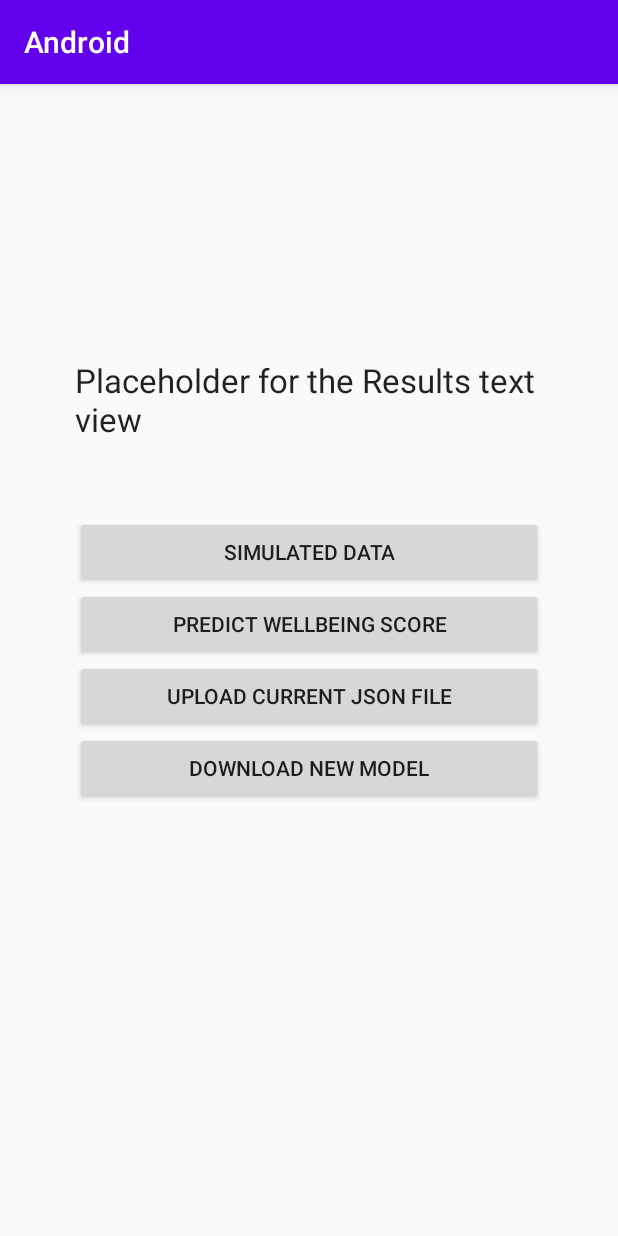
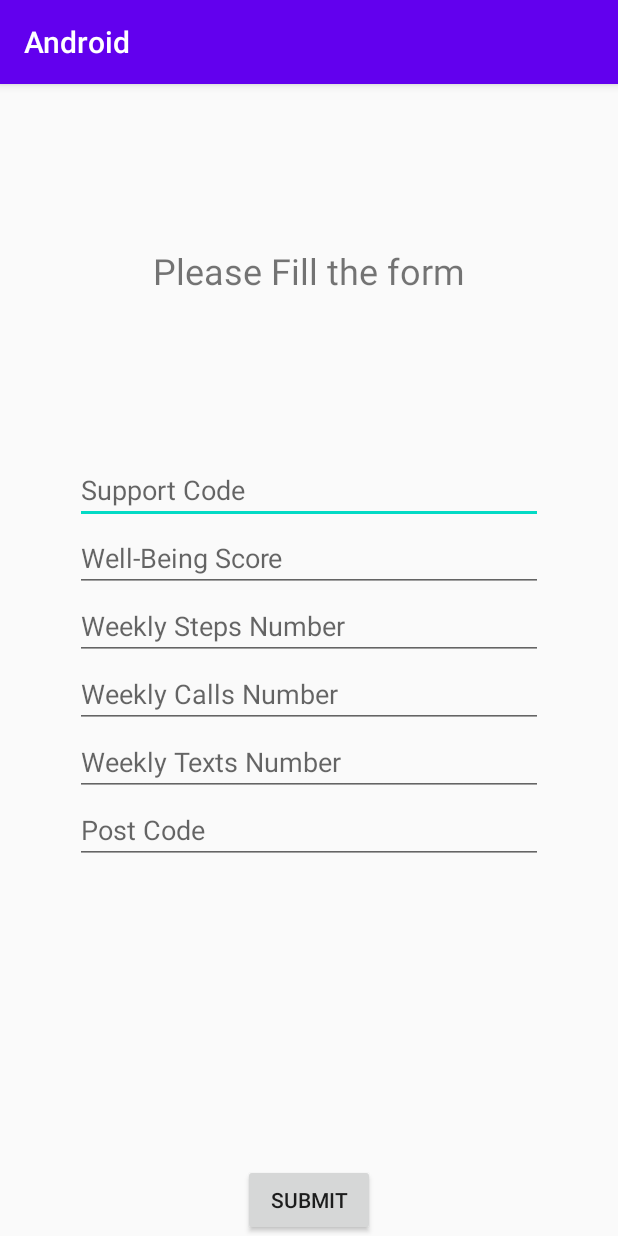
Before and after one commit to aunroel/nhs_app, an Android app: the screen it shows after launch (MainActivity), on a phone screen of 412 x 824 dp. Run offline under Robolectric (Android 15) with nearby library versions, the phone set to English and light mode, and no system bars; our stand-ins replace Room's generated code; libraries missing offline, so code that uses them is left out: org.tensorflow.lite; network calls fail; 2 statements that could not run were skipped.

Commit message:
Update 28: Demo App

```diff
--- a/Android/app/src/main/java/uclsse/comp0102/nhsxapp/android/demo/MainActivity.kt
+++ b/Android/app/src/main/java/uclsse/comp0102/nhsxapp/android/demo/MainActivity.kt
@@ -1,18 +1,15 @@
 package uclsse.comp0102.nhsxapp.android.demo
 
+import android.os.AsyncTask
 import android.os.Bundle
 import androidx.appcompat.app.AppCompatActivity
-import uclsse.comp0102.nhsxapp.android.demo.ui.MainFragment
+import uclsse.comp0102.nhsxapp.api.NhsAPI
 
 class MainActivity : AppCompatActivity() {
 
     override fun onCreate(savedInstanceState: Bundle?) {
         super.onCreate(savedInstanceState)
         setContentView(R.layout.main_activity)
-        if (savedInstanceState == null) {
-            supportFragmentManager.beginTransaction()
-                    .replace(R.id.container, MainFragment.newInstance())
-                    .commitNow()
-        }
+        AsyncTask.execute{ NhsAPI.getInstance(applicationContext) }
     }
 }
--- /dev/null
+++ b/Android/app/src/main/java/uclsse/comp0102/nhsxapp/android/demo/ui/DemoFragment.kt
@@ -0,0 +1,52 @@
+package uclsse.comp0102.nhsxapp.android.demo.ui
+
+import android.os.AsyncTask
+import android.os.Bundle
+import androidx.fragment.app.Fragment
+import android.view.LayoutInflater
+import android.view.View
+import android.view.ViewGroup
+import android.widget.Button
+import android.widget.TextView
+import uclsse.comp0102.nhsxapp.android.demo.R
+import uclsse.comp0102.nhsxapp.api.NhsAPI
+
+
+class DemoFragment : Fragment() {
+    private lateinit var resultText: TextView
+    private lateinit var predictButton: Button
+    private lateinit var uploadJsonButton: Button
+    private lateinit var updateModelButton: Button
+
+    override fun onCreateView(
+        inflater: LayoutInflater, container: ViewGroup?,
+        savedInstanceState: Bundle?
+    ): View? {
+        val binding = inflater.inflate(R.layout.fragment_demo, container, false)
+        resultText = binding.findViewById<Button>(R.id.result_textview)
+        predictButton = binding.findViewById<Button>(R.id.predict_button)
+        uploadJsonButton = binding.findViewById<Button>(R.id.upload_button)
+        updateModelButton = binding.findViewById<Button>(R.id.update_model)
+        val appContext = context!!.applicationContext
+        val nhsAPI = NhsAPI.getInstance(appContext)
+        predictButton.setOnClickListener {
+            resultText.text = """{"weeklySteps": 1000, "weeklyCalls": 1000, "weeklyTexts": 1000 }"""
+            val result = nhsAPI.getTrainingScore(1000, 1000, 1000)
+            resultText.text = "Result: $result"
+
+        }
+        uploadJsonButton.setOnClickListener {
+            AsyncTask.execute{
+                nhsAPI.uploadJsonNow()
+            }
+        }
+        updateModelButton.setOnClickListener {
+            AsyncTask.execute{
+                nhsAPI.updateTfModelNow()
+            }
+        }
+        return binding.rootView
+    }
+
+
+}
--- /dev/null
+++ b/Android/app/src/main/java/uclsse/comp0102/nhsxapp/android/demo/ui/InputFragment.kt
@@ -0,0 +1,61 @@
+package uclsse.comp0102.nhsxapp.android.demo.ui
+
+import android.os.AsyncTask
+import android.os.Bundle
+import android.view.LayoutInflater
+import android.view.View
+import android.view.ViewGroup
+import android.widget.Button
+import android.widget.EditText
+import androidx.fragment.app.Fragment
+import androidx.navigation.fragment.findNavController
+import uclsse.comp0102.nhsxapp.android.demo.R
+import uclsse.comp0102.nhsxapp.api.NhsAPI
+import uclsse.comp0102.nhsxapp.api.NhsTrainingDataHolder
+
+
+class InputFragment : Fragment() {
+
+    private lateinit var supportCodeText: EditText
+    private lateinit var wellBeingScoreNum: EditText
+    private lateinit var weeklyStepsNum: EditText
+    private lateinit var weeklyCallsNum: EditText
+    private lateinit var weeklyTextsNum: EditText
+    private lateinit var postCodeText: EditText
+    private lateinit var submitButton: Button
+
+    override fun onCreateView(
+        inflater: LayoutInflater, container: ViewGroup?,
+        savedInstanceState: Bundle?
+    ): View? {
+        val binding = inflater.inflate(R.layout.fragment_input, container, false)
+        supportCodeText = binding.findViewById(R.id.support_code_text)
+        wellBeingScoreNum = binding.findViewById(R.id.wellbeing_score_number)
+        weeklyStepsNum = binding.findViewById(R.id.weekly_step_number)
+        weeklyCallsNum = binding.findViewById(R.id.weekly_calls_number)
+        weeklyTextsNum = binding.findViewById(R.id.weekly_texts_number)
+        postCodeText = binding.findViewById(R.id.post_code_text)
+        submitButton = binding.findViewById(R.id.submit_input_button)
+        submitButton.setOnClickListener{
+            AsyncTask.execute { submitData() }
+        }
+        return binding.rootView
+    }
+
+    private fun submitData(){
+        val api = NhsAPI.getInstance(context!!.applicationContext)
+        val data = NhsTrainingDataHolder().apply {
+            supportCode = supportCodeText.text.toString()
+            realWellBeingScore = wellBeingScoreNum.text.toString().toInt()
+            weeklySteps = weeklyStepsNum.text.toString().toInt()
+            weeklyCalls = weeklyCallsNum.text.toString().toInt()
+            weeklyMessages = weeklyTextsNum.text.toString().toInt()
+            postCode = postCodeText.text.toString()
+        }
+        api.record(data)
+        findNavController().navigate(R.id.action_inputFragment_to_demonFragment)
+    }
+
+
+
+}
--- a/Android/app/src/main/java/uclsse/comp0102/nhsxapp/android/demo/ui/MainFragementViewModel.kt
+++ /dev/null
@@ -1,7 +0,0 @@
-package uclsse.comp0102.nhsxapp.android.demo.ui
-
-import androidx.lifecycle.ViewModel
-
-class MainFragementViewModel : ViewModel() {
-    // TODO: Implement the ViewModel
-}
--- a/Android/app/src/main/java/uclsse/comp0102/nhsxapp/android/demo/ui/MainFragment.kt
+++ /dev/null
@@ -1,35 +0,0 @@
-package uclsse.comp0102.nhsxapp.android.demo.ui
-
-import androidx.lifecycle.ViewModelProviders
-import android.os.Bundle
-import androidx.fragment.app.Fragment
-import android.view.LayoutInflater
-import android.view.View
-import android.view.ViewGroup
-import uclsse.comp0102.nhsxapp.android.demo.R
-import androidx.databinding.DataBindingUtil
-
-
-class MainFragment : Fragment() {
-
-    companion object {
-        fun newInstance() = MainFragment()
-    }
-
-    private lateinit var viewModel: MainFragementViewModel
-
-    override fun onCreateView(
-        inflater: LayoutInflater, container: ViewGroup?,
-        savedInstanceState: Bundle?
-    ): View? {
-        return inflater.inflate(R.layout.main_fragment, container, false)
-    }
-
-    override fun onActivityCreated(savedInstanceState: Bundle?) {
-        super.onActivityCreated(savedInstanceState)
-        viewModel = ViewModelProviders.of(this).get(MainFragementViewModel::class.java)
-
-        // TODO: Use the ViewModel
-    }
-
-}
--- a/Android/app/src/main/res/layout/main_fragment.xml
+++ b/Android/app/src/main/res/layout/fragment_demo.xml
@@ -1,12 +1,13 @@
 <?xml version="1.0" encoding="utf-8"?>
 <androidx.constraintlayout.widget.ConstraintLayout xmlns:android="http://schemas.android.com/apk/res/android"
     xmlns:app="http://schemas.android.com/apk/res-auto"
-    xmlns:tools="http://schemas.android.com/tools"
     android:layout_width="match_parent"
-    android:layout_height="match_parent">
+    android:layout_height="match_parent"
+    >
 
     <LinearLayout
-        android:id="@+id/linearLayout"
+        android:id="@+id/button_container"
+
         android:layout_width="0dp"
         android:layout_height="wrap_content"
         android:layout_marginStart="50dp"
@@ -18,32 +19,27 @@
         app:layout_constraintTop_toTopOf="parent">
 
         <Button
-            android:id="@+id/simuButton"
-            android:layout_width="match_parent"
-            android:layout_height="wrap_content"
-            android:text="Simulated Data" />
-
-        <Button
-            android:id="@+id/predictButton"
+            android:id="@+id/predict_button"
             android:layout_width="match_parent"
             android:layout_height="wrap_content"
             android:text="Predict Wellbeing Score" />
 
         <Button
-            android:id="@+id/uploadButton"
+            android:id="@+id/upload_button"
             android:layout_width="match_parent"
             android:layout_height="wrap_content"
             android:text="Upload Current Json File" />
 
         <Button
-            android:id="@+id/downloadButton"
+            android:id="@+id/update_model"
             android:layout_width="match_parent"
             android:layout_height="wrap_content"
-            android:text="Download New Model" />
+            android:text="update current model file" />
+
     </LinearLayout>
 
     <TextView
-        android:id="@+id/resultView"
+        android:id="@+id/result_textview"
         android:layout_width="0dp"
         android:layout_height="wrap_content"
         android:layout_marginStart="50dp"
@@ -51,7 +47,7 @@
         android:layout_marginBottom="50dp"
         android:text="Placeholder for the Results text view"
         android:textAppearance="@style/TextAppearance.AppCompat.Large"
-        app:layout_constraintBottom_toTopOf="@+id/linearLayout"
+        app:layout_constraintBottom_toTopOf="@+id/button_container"
         app:layout_constraintEnd_toEndOf="parent"
         app:layout_constraintStart_toStartOf="parent" />
 
--- /dev/null
+++ b/Android/app/src/main/res/layout/fragment_input.xml
@@ -0,0 +1,101 @@
+<?xml version="1.0" encoding="utf-8"?>
+<androidx.constraintlayout.widget.ConstraintLayout
+    xmlns:android="http://schemas.android.com/apk/res/android"
+    xmlns:app="http://schemas.android.com/apk/res-auto"
+    android:layout_width="match_parent"
+    android:layout_height="match_parent"
+    >
+
+    <TextView
+        android:id="@+id/input_title"
+        android:layout_width="wrap_content"
+        android:layout_height="wrap_content"
+        android:text="Please Fill the form"
+        android:textSize="24sp"
+        app:layout_constraintBottom_toTopOf="@+id/input_container"
+        app:layout_constraintEnd_toEndOf="parent"
+        app:layout_constraintStart_toStartOf="parent"
+        app:layout_constraintTop_toTopOf="parent" />
+
+    <LinearLayout
+        android:id="@+id/input_container"
+
+        android:layout_width="0dp"
+        android:layout_height="wrap_content"
+        android:layout_marginStart="50dp"
+        android:layout_marginEnd="50dp"
+        android:orientation="vertical"
+        app:layout_constraintBottom_toBottomOf="parent"
+        app:layout_constraintEnd_toEndOf="parent"
+        app:layout_constraintStart_toStartOf="parent"
+        app:layout_constraintTop_toTopOf="parent">
+
+        <EditText
+            android:id="@+id/support_code_text"
+            android:layout_width="match_parent"
+            android:layout_height="wrap_content"
+            android:autofillHints="Therapist"
+            android:ems="10"
+            android:hint="Support Code"
+            android:inputType="text" />
+
+        <EditText
+            android:id="@+id/wellbeing_score_number"
+            android:layout_width="match_parent"
+            android:layout_height="wrap_content"
+            android:autofillHints="10"
+            android:ems="10"
+            android:hint="Well-Being Score"
+            android:inputType="number" />
+
+        <EditText
+            android:id="@+id/weekly_step_number"
+            android:layout_width="match_parent"
+            android:layout_height="wrap_content"
+            android:autofillHints="7777"
+            android:ems="10"
+            android:hint="Weekly Steps Number"
+            android:inputType="number" />
+
+        <EditText
+            android:id="@+id/weekly_calls_number"
+            android:layout_width="match_parent"
+            android:layout_height="wrap_content"
+            android:autofillHints="222"
+            android:ems="10"
+            android:hint="Weekly Calls Number"
+            android:inputType="number" />
+
+        <EditText
+            android:id="@+id/weekly_texts_number"
+            android:layout_width="match_parent"
+            android:layout_height="wrap_content"
+            android:autofillHints="222"
+            android:ems="10"
+            android:hint="Weekly Texts Number"
+            android:inputType="number" />
+
+        <EditText
+            android:id="@+id/post_code_text"
+            android:layout_width="match_parent"
+            android:layout_height="wrap_content"
+            android:autofillHints="Therapist"
+            android:ems="10"
+            android:hint="Post Code"
+            android:inputType="text" />
+
+    </LinearLayout>
+
+    <Button
+        android:id="@+id/submit_input_button"
+        android:layout_width="wrap_content"
+        android:layout_height="wrap_content"
+        android:text="Submit"
+        android:textSize="14sp"
+        app:layout_constraintBottom_toBottomOf="parent"
+        app:layout_constraintEnd_toEndOf="parent"
+        app:layout_constraintStart_toStartOf="parent"
+        app:layout_constraintTop_toBottomOf="@+id/input_fragment_layout"
+        app:layout_constraintVertical_bias="0.3" />
+
+</androidx.constraintlayout.widget.ConstraintLayout>
--- a/Android/app/src/main/res/layout/main_activity.xml
+++ b/Android/app/src/main/res/layout/main_activity.xml
@@ -1,14 +1,17 @@
 <?xml version="1.0" encoding="utf-8"?>
 <FrameLayout xmlns:android="http://schemas.android.com/apk/res/android"
     xmlns:tools="http://schemas.android.com/tools"
+    xmlns:app="http://schemas.android.com/apk/res-auto"
     android:id="@+id/container"
     android:layout_width="match_parent"
     android:layout_height="match_parent"
     tools:context=".MainActivity">
 
     <fragment
-        android:id="@+id/list"
-        android:name="uclsse.comp0102.nhsxapp.android.demo.ui.MainFragment"
+        android:id="@+id/nav_host_fragment"
+        android:name="androidx.navigation.fragment.NavHostFragment"
         android:layout_width="match_parent"
-        android:layout_height="match_parent" />
+        android:layout_height="match_parent"
+        app:navGraph="@navigation/nav_graph"
+        app:defaultNavHost="true" />
 </FrameLayout>
--- /dev/null
+++ b/Android/app/src/main/res/navigation/nav_graph.xml
@@ -0,0 +1,28 @@
+<?xml version="1.0" encoding="utf-8"?>
+<navigation xmlns:android="http://schemas.android.com/apk/res/android"
+    xmlns:app="http://schemas.android.com/apk/res-auto"
+    xmlns:tools="http://schemas.android.com/tools"
+    android:id="@+id/navigation"
+    app:startDestination="@id/inputFragment">
+
+
+
+    <fragment
+        android:id="@+id/inputFragment"
+        android:name="uclsse.comp0102.nhsxapp.android.demo.ui.InputFragment"
+        android:label="fragment_input"
+        tools:layout="@layout/fragment_input"
+        >
+        <action
+            android:id="@+id/action_inputFragment_to_demonFragment"
+            app:destination="@id/demonFragment" />
+    </fragment>
+
+    <fragment
+        android:id="@+id/demonFragment"
+        android:name="uclsse.comp0102.nhsxapp.android.demo.ui.DemoFragment"
+        android:label="MainFragment"
+        tools:layout="@layout/fragment_demo"
+        />
+
+</navigation>
--- a/Android/app/src/main/res/values/strings.xml
+++ b/Android/app/src/main/res/values/strings.xml
@@ -1,3 +1,6 @@
 <resources>
     <string name="app_name">Android</string>
+
+    <!-- TODO: Remove or change this placeholder text -->
+    <string name="hello_blank_fragment">Hello blank fragment</string>
 </resources>
```
Also changed, not shown: Android/app/build.gradle (+12 -3 lines), Android/app/src/main/AndroidManifest.xml (+6 -2 lines), 1 other file.
